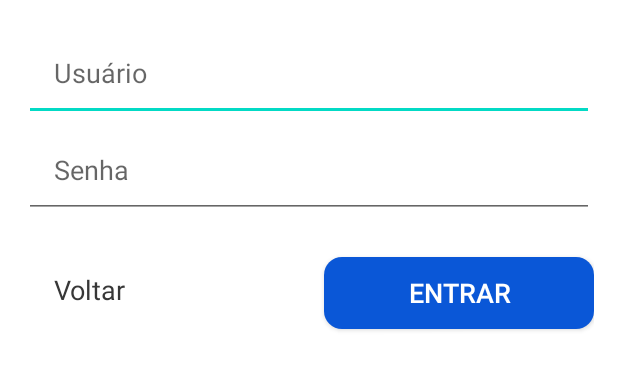
After one commit to AlexandreHZ/AppMobileTarefas, an Android app: the layout dialog_login.xml on its own in the app's theme, with its tools: preview values and no code run, on a phone screen of 412 x 824 dp. The commit adds this screen. Shown: the top 370 px of the screen. Run offline under Robolectric (Android 15) with nearby library versions, the phone set to English and light mode, and no system bars.

Commit message:
feat: implementação da tela de login e cadastro

```diff
--- /dev/null
+++ b/app/src/main/res/drawable-v24/btn_custom_azul_padrao_salvar.xml
@@ -0,0 +1,9 @@
+<?xml version="1.0" encoding="utf-8"?>
+<selector xmlns:android="http://schemas.android.com/apk/res/android">
+    <item android:state_pressed="false"
+        android:state_enabled="true"
+        android:drawable="@drawable/btn_default_azul_padrao_salvar"/>
+
+    <item android:state_pressed="true"
+        android:drawable="@drawable/btn_pressed_azul_padrao_salvar"/>
+</selector>
--- /dev/null
+++ b/app/src/main/res/drawable-v24/btn_default_azul_padrao_salvar.xml
@@ -0,0 +1,13 @@
+<?xml version="1.0" encoding="utf-8"?>
+<shape xmlns:android="http://schemas.android.com/apk/res/android" android:shape="rectangle">
+    <solid
+        android:color="#0A57D7"/>
+
+    <corners android:radius="12dp"/>
+
+    <padding
+        android:bottom="7dp"
+        android:top="7dp"
+        android:left="7dp"
+        android:right="7dp"/>
+</shape>
--- /dev/null
+++ b/app/src/main/res/drawable-v24/btn_pressed_azul_padrao_salvar.xml
@@ -0,0 +1,14 @@
+<?xml version="1.0" encoding="utf-8"?>
+<shape xmlns:android="http://schemas.android.com/apk/res/android" android:shape="rectangle">
+
+    <solid
+        android:color="#500A57D7"/>
+
+    <corners android:radius="12dp"/>
+
+    <padding
+        android:bottom="7dp"
+        android:top="7dp"
+        android:left="7dp"
+        android:right="7dp"/>
+</shape>
--- /dev/null
+++ b/app/src/main/res/layout/dialog_login.xml
@@ -0,0 +1,76 @@
+<?xml version="1.0" encoding="utf-8"?>
+<RelativeLayout xmlns:android="http://schemas.android.com/apk/res/android"
+    android:layout_width="match_parent"
+    android:layout_height="match_parent"
+    android:padding="16dp">
+
+    <EditText
+        android:id="@+id/edit_username"
+        android:layout_width="match_parent"
+        android:layout_height="wrap_content"
+        android:hint="Usuário"
+        android:padding="20dp"
+        />
+
+    <EditText
+        android:id="@+id/edit_password"
+        android:layout_width="match_parent"
+        android:layout_height="wrap_content"
+        android:layout_below="@id/edit_username"
+        android:layout_alignParentStart="true"
+        android:hint="Senha"
+        android:inputType="textPassword"
+        android:padding="20dp" />
+
+    <androidx.appcompat.widget.AppCompatButton
+
+        android:id="@+id/btnFazerLogin"
+        android:layout_width="180dp"
+        android:layout_height="wrap_content"
+
+        android:layout_below="@+id/edit_password"
+
+        android:layout_alignParentEnd="true"
+        android:layout_centerVertical="true"
+        android:layout_marginTop="26dp"
+        android:background="@drawable/btn_custom_azul_padrao_salvar"
+        android:text="@string/entrar"
+        android:textColor="@color/brancoTexto"
+        android:textSize="18sp" />
+
+    <!--<androidx.appcompat.widget.AppCompatButton
+
+        android:id="@+id/btnVoltar"
+        android:layout_width="90dp"
+        android:layout_height="wrap_content"
+
+        android:layout_below="@+id/edit_password"
+
+        android:layout_alignParentStart="true"
+        android:layout_centerVertical="true"
+        android:layout_marginStart="20dp"
+        android:layout_marginTop="26dp"
+        android:background="@color/brancoTexto"
+        android:text="Voltar"
+        android:textColor="@color/cinzaForteParaTexto"
+        android:textSize="18sp" />-->
+
+    <TextView
+
+        android:id="@+id/btnVoltar"
+        android:layout_width="90dp"
+        android:layout_height="wrap_content"
+
+        android:layout_below="@+id/edit_password"
+        android:layout_alignParentStart="true"
+
+        android:layout_centerVertical="true"
+        android:layout_marginStart="20dp"
+        android:layout_marginTop="35dp"
+        android:background="@color/brancoTexto"
+        android:clickable="true"
+        android:text="Voltar"
+        android:textColor="@color/cinzaForteParaTexto"
+        android:textSize="18sp" />
+
+</RelativeLayout>
```
Also changed, not shown: app/src/main/java/com/example/appgerenciadordetarefas/MainActivity.java (+47 -3 lines), app/src/main/java/com/example/appgerenciadordetarefas/dialogCadastrar.java (added, +69 -0 lines), app/src/main/java/com/example/appgerenciadordetarefas/dialogEntrar.java (added, +69 -0 lines), app/src/main/res/drawable-v24/btn_custom_azul.xml (added, +9 -0 lines), app/src/main/res/drawable-v24/btn_custom_branco.xml (added, +9 -0 lines), app/src/main/res/drawable-v24/btn_default_azul.xml (added, +14 -0 lines), app/src/main/res/drawable-v24/btn_default_branco.xml (added, +13 -0 lines), app/src/main/res/drawable-v24/btn_pressed_azul.xml (added, +15 -0 lines), app/src/main/res/drawable-v24/btn_pressed_branco.xml (added, +14 -0 lines), app/src/main/res/layout/activity_main.xml (+85 -8 lines), app/src/main/res/layout/dialog_registrar.xml (added, +85 -0 lines), app/src/main/res/values/colors.xml (+18 -0 lines), app/src/main/res/values/strings.xml (+7 -0 lines), app/src/main/res/drawable-v24/imagem_inicial.jpg (added), 1 more files.
